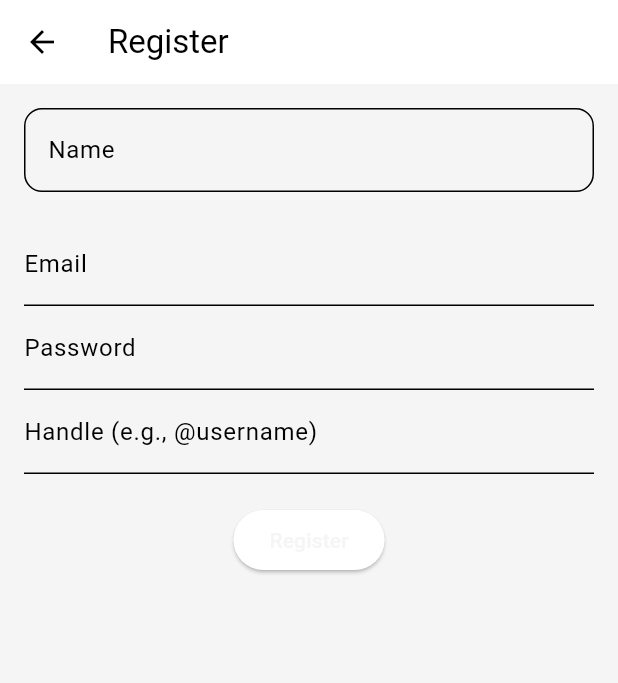
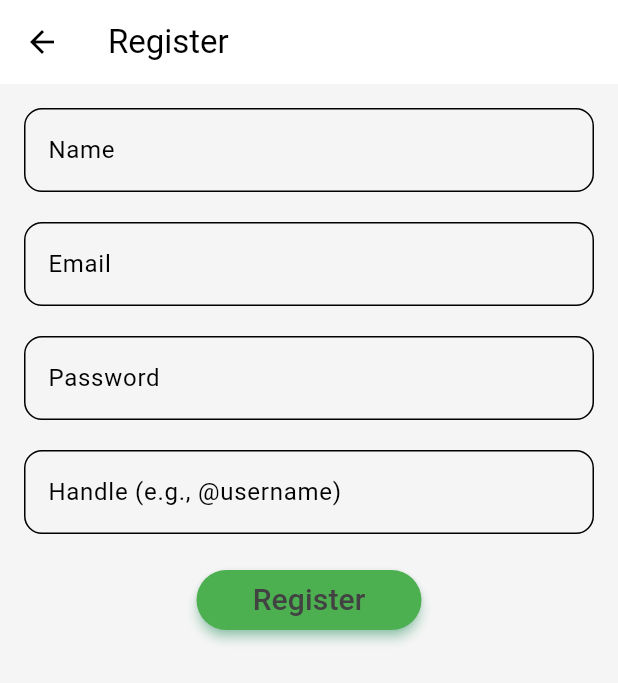
Before and after one commit to gablm/feup_esof_biocatcher, a Flutter app: the RegisterScreen screen opened by its route, on a phone screen of 412 x 824 dp. Shown: the top 683 px of the screen. Run offline on Flutter 3.47's test engine with Material 3 defaults, Android fonts, the phone set to English and light mode, and no system bars; our stand-ins replace cloud_firestore, firebase_auth, firebase_core, google_maps_flutter, google_sign_in; accounts and stored records are empty.

Commit message:
fixed ui

```diff
--- a/biocatcher/lib/page/register_page.dart
+++ b/biocatcher/lib/page/register_page.dart
@@ -1,6 +1,5 @@
+import 'package:flutter/material.dart';
 import 'package:bio_catcher/elements/decorated_text_field.dart';
-import 'package:flutter/material.dart';
-
 import '../logic/account.dart';
 
 class RegisterScreen extends StatefulWidget {
@@ -56,35 +55,53 @@ class _RegisterScreenState extends State<RegisterScreen> {
       resizeToAvoidBottomInset: false,
       backgroundColor: Theme.of(context).colorScheme.primary,
       appBar: AppBar(
-          title: const Text('Register')
+        title: const Text('Register'),
       ),
       body: Padding(
         padding: const EdgeInsets.all(16.0),
         child: Column(
           children: <Widget>[
             DecoratedTextField(
-                field: "Name",
-                controller: nameController,
-                obscure: false
+              field: "Name",
+              controller: nameController,
+              obscure: false,
             ),
             const SizedBox(height: 20),
-            TextField(
+            DecoratedTextField(
+              field: "Email",
               controller: emailController,
-              decoration: InputDecoration(labelText: 'Email'),
+              obscure: false,
             ),
-            TextField(
+            const SizedBox(height: 20),
+            DecoratedTextField(
+              field: "Password",
               controller: passwordController,
-              decoration: InputDecoration(labelText: 'Password'),
-              obscureText: true,
+              obscure: true,
             ),
-            TextField(
+            const SizedBox(height: 20),
+            DecoratedTextField(
+              field: "Handle (e.g., @username)",
               controller: handleController,
-              decoration: InputDecoration(labelText: 'Handle (e.g., @username)'),
+              obscure: false,
             ),
-            SizedBox(height: 20),
+            const SizedBox(height: 20),
             ElevatedButton(
-              onPressed: _register,
-              child: Text('Register'),
+                style: ElevatedButton.styleFrom(
+                  backgroundColor: Colors.green,
+                  shadowColor: Colors.greenAccent,
+                  elevation: 3,
+                  shape: RoundedRectangleBorder(
+                      borderRadius: BorderRadius.circular(32.0)
+                  ),
+                  minimumSize: const Size(150, 40),
+                ),
+                onPressed: _register,
+                child: Text("Register",
+                    style: TextStyle(
+                      color: Theme.of(context).colorScheme.inversePrimary,
+                      fontSize: 20,
+                    )
+                )
             ),
           ],
         ),
```
